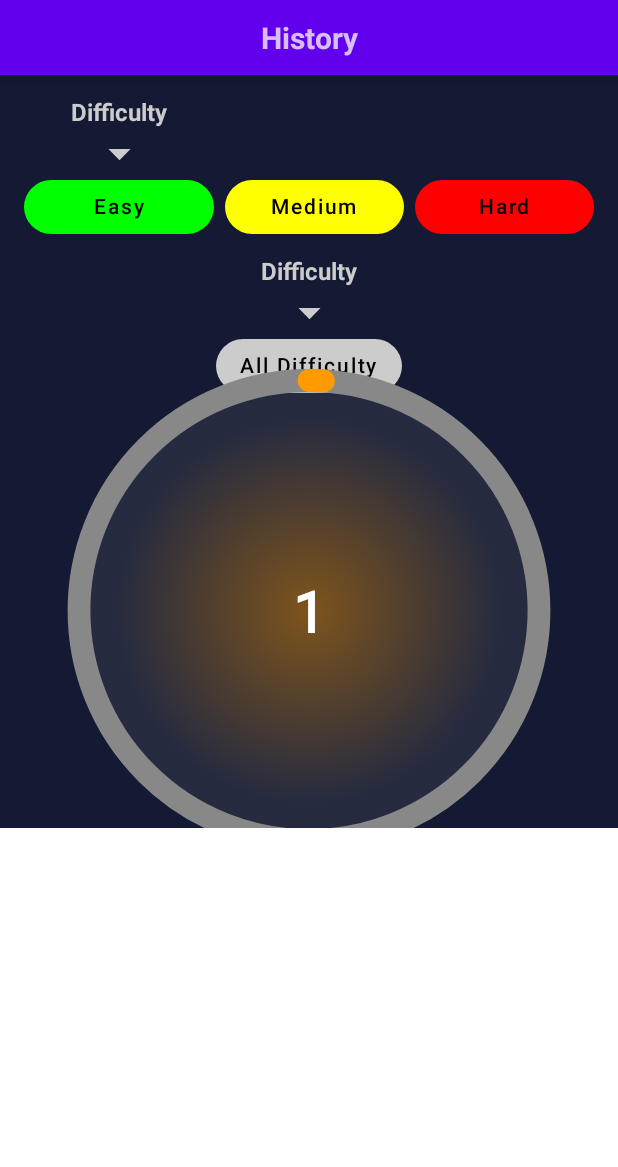
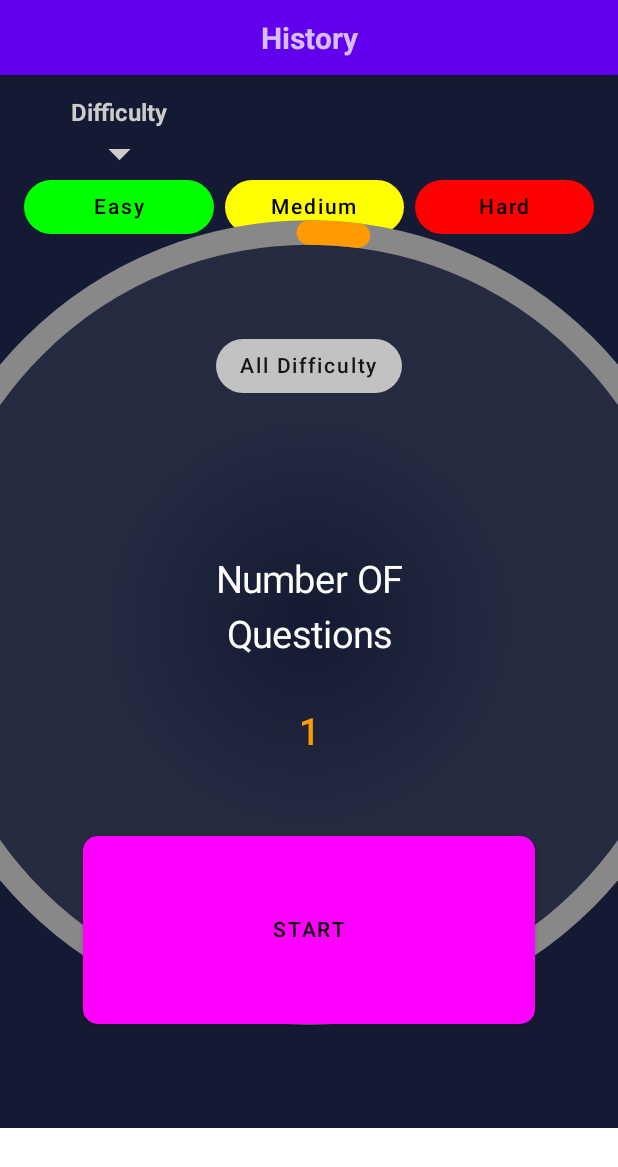
Before and after one commit to XIIIXIIXIXI/QuizApp, an Android app built with Jetpack Compose: the @Preview function SelectedCategoryScreenPreview, on a phone screen of 412 x 824 dp. Shown: the top 1167 px of the screen. Run offline under Robolectric (Android 15) with nearby library versions, the phone set to English and light mode, and no system bars; libraries missing offline, so code that uses them is left out: com.ramcosta.composedestinations.

```diff
--- a/app/build.gradle
+++ b/app/build.gradle
@@ -46,6 +46,7 @@ android {
             excludes += '/META-INF/{AL2.0,LGPL2.1}'
         }
     }
+    namespace 'com.example.quizapp'
     applicationVariants.all { variant ->
         kotlin.sourceSets {
             getByName(variant.name) {
--- a/app/src/main/AndroidManifest.xml
+++ b/app/src/main/AndroidManifest.xml
@@ -1,7 +1,6 @@
 <?xml version="1.0" encoding="utf-8"?>
 <manifest xmlns:android="http://schemas.android.com/apk/res/android"
-    xmlns:tools="http://schemas.android.com/tools"
-    package="com.example.quizapp">
+    xmlns:tools="http://schemas.android.com/tools">
 
     <uses-permission android:name="android.permission.INTERNET" />
 
--- a/app/src/main/java/com/example/quizapp/presentation/TestScreenApi.kt
+++ b/app/src/main/java/com/example/quizapp/presentation/TestScreenApi.kt
@@ -11,7 +11,6 @@ import androidx.compose.ui.text.style.TextAlign
 import androidx.compose.ui.unit.dp
 import androidx.compose.ui.unit.sp
 import androidx.hilt.navigation.compose.hiltViewModel
-import com.example.quizapp.domain.model.testData
 import com.ramcosta.composedestinations.annotation.Destination
 import com.ramcosta.composedestinations.navigation.DestinationsNavigator
 
--- a/app/src/main/java/com/example/quizapp/presentation/categoryScreens/ChooseCategoryScreen.kt
+++ b/app/src/main/java/com/example/quizapp/presentation/categoryScreens/ChooseCategoryScreen.kt
@@ -1,6 +1,5 @@
 package com.example.quizapp.presentation.categoryScreens
 
-import androidx.compose.foundation.background
 import androidx.compose.foundation.layout.*
 import androidx.compose.foundation.lazy.LazyColumn
 import androidx.compose.material.MaterialTheme
@@ -8,18 +7,13 @@ import androidx.compose.material.Surface
 import androidx.compose.runtime.Composable
 import androidx.compose.ui.Alignment
 import androidx.compose.ui.Modifier
-import androidx.compose.ui.graphics.Color
 import androidx.compose.ui.tooling.preview.Preview
 import androidx.compose.ui.unit.dp
-import com.example.quizapp.domain.model.CategoryData
 import com.example.quizapp.presentation.composables.TopAppBar
 import com.ramcosta.composedestinations.annotation.Destination
 import com.example.quizapp.domain.model.categories
-import com.example.quizapp.presentation.NavGraphs
 import com.example.quizapp.ui.theme.QuizAppTheme
 import com.example.quizapp.ui.theme.TopBarExpendedHeight
-import com.ramcosta.composedestinations.DestinationsNavHost
-import com.ramcosta.composedestinations.navigation.DestinationsNavigator
 
 /*TODO
 TODO - BottomNavigation
--- a/app/src/main/java/com/example/quizapp/presentation/categoryScreens/CircularDragger.kt
+++ b/app/src/main/java/com/example/quizapp/presentation/categoryScreens/CircularDragger.kt
@@ -4,10 +4,9 @@ import android.graphics.Paint
 import androidx.compose.foundation.Canvas
 import androidx.compose.foundation.background
 import androidx.compose.foundation.gestures.detectDragGestures
-import androidx.compose.foundation.layout.Box
-import androidx.compose.foundation.layout.fillMaxSize
-import androidx.compose.foundation.layout.size
+import androidx.compose.foundation.layout.*
 import androidx.compose.runtime.*
+import androidx.compose.ui.Alignment
 import androidx.compose.ui.Modifier
 import androidx.compose.ui.geometry.Offset
 import androidx.compose.ui.geometry.Size
@@ -27,12 +26,12 @@ fun CircularDragger(
     modifier: Modifier = Modifier,
     initialValue:Int,
     minValue:Int = 1,
-    maxValue:Int = 100,
+    maxValue:Int = 50,
     colorOne: Color,
     colorTwo: Color,
     circleRadius:Float,
     onChange:(Int)->Unit
-    ){
+    ) {
     var position by remember {
         mutableStateOf(initialValue)
     }
@@ -52,11 +51,11 @@ fun CircularDragger(
 
     Box(
         modifier = Modifier
-    ){
+    ) {
         Canvas(
             modifier = Modifier.pointerInput(true) {
                 detectDragGestures(
-                    onDragStart = {offset ->
+                    onDragStart = { offset ->
                         startAngle = -atan2(
                             x = circleCenter.y - offset.y,
                             y = circleCenter.x - offset.x
@@ -65,21 +64,24 @@ fun CircularDragger(
                         //we get tha position from -180 to 180 we want it to 360 degrees
                         startAngle = startAngle.mod(360f)
                     },
-                    onDrag = {change, _ ->
+                    onDrag = { change, _ ->
                         var touchAngle = -atan2(
                             x = circleCenter.y - change.position.y,
                             y = circleCenter.x - change.position.x
                         ) * (180 / PI).toFloat()
                         touchAngle = touchAngle.mod(360f)
                         //current angle
-                        changeAngle = touchAngle - oldPosition*360f/(maxValue-minValue)
+                        changeAngle = touchAngle - oldPosition * 360f / (maxValue - minValue)
 
                         //so the user can only drag from the position where it is.
-                        val lowerThreshold = oldPosition * 360f/(maxValue-minValue)  - (360f /(maxValue-minValue) *5)
-                        val higherThreshold = oldPosition * 360f/(maxValue-minValue)  + (360f /(maxValue-minValue) *5)
+                        val lowerThreshold =
+                            oldPosition * 360f / (maxValue - minValue) - (360f / (maxValue - minValue) * 5)
+                        val higherThreshold =
+                            oldPosition * 360f / (maxValue - minValue) + (360f / (maxValue - minValue) * 5)
 
-                        if(startAngle in lowerThreshold .. higherThreshold){
-                            position = (oldPosition + (changeAngle/(360f/(maxValue-minValue))).roundToInt())
+                        if (startAngle in lowerThreshold..higherThreshold) {
+                            position =
+                                (oldPosition + (changeAngle / (360f / (maxValue - minValue))).roundToInt())
 
                         }
 
@@ -90,18 +92,17 @@ fun CircularDragger(
                     }
                 )
             }
-
                 .fillMaxSize()
-                ){
+        ) {
             val height = size.height
             val width = size.width
-                circleCenter = Offset(y = height/2f, x = width/2f)
+            circleCenter = Offset(y = height / 2f, x = width / 2f)
             val thickness = width / 25f
 
             drawCircle(
                 brush = Brush.radialGradient(
                     listOf(
-                            colorOne.copy(0.45f),
+                        colorOne.copy(0.0f),
                         colorTwo.copy(0.15f)
                     )
                 ),
@@ -122,30 +123,53 @@ fun CircularDragger(
                     cap = StrokeCap.Round,
                     width = thickness
                 ),
-                    sweepAngle = (360f/maxValue) * position.toFloat(),
+                sweepAngle = (360f / maxValue) * position.toFloat(),
                 startAngle = 270f,
                 color = colorOne,
                 size = Size(
                     height = circleRadius * 2f,
-                        width = circleRadius *2f,
+                    width = circleRadius * 2f,
                 ),
                 useCenter = false,
                 topLeft = Offset(
-                        (width - circleRadius *2f)/2f,
-                        (height - circleRadius *2f)/2f
+                    (width - circleRadius * 2f) / 2f,
+                    (height - circleRadius * 2f) / 2f
                 )
             )
 
             drawContext.canvas.nativeCanvas.apply {
                 drawIntoCanvas {
                     drawText(
+                        "Number OF",
+                        circleCenter.x,
+                        circleCenter.y - 60.dp.toPx() / 3,
+                        Paint().apply {
+                            textSize = 25.sp.toPx()
+                            textAlign = Paint.Align.CENTER
+                            color = Color.White.toArgb()
+                            isFakeBoldText = false
+                        }
+                    )
+                    drawIntoCanvas {
+                        drawText(
+                            "Questions",
+                            circleCenter.x,
+                            circleCenter.y + 50.dp.toPx() / 3,
+                            Paint().apply {
+                                textSize = 25.sp.toPx()
+                                textAlign = Paint.Align.CENTER
+                                color = Color.White.toArgb()
+                                isFakeBoldText = false
+                            }
+                        )
+                        drawText(
                             "$position",
                             circleCenter.x,
-                            circleCenter.y +45.dp.toPx()/3f,
+                            circleCenter.y + 245.dp.toPx() / 3f,
                             Paint().apply {
-                                textSize = 38.sp.toPx()
+                                textSize = 24.sp.toPx()
                                 textAlign = Paint.Align.CENTER
-                                color = Color.White.toArgb()
+                                color = colorOne.toArgb()
                                 isFakeBoldText = true
                             }
                         )
@@ -155,10 +179,28 @@ fun CircularDragger(
             }
         }
     }
+}
 
 
     @Preview(showBackground = true)
     @Composable
-fun CircularDraggerPreview(){
-    CircularDragger(modifier = Modifier.size(250.dp).background(Color.Gray), initialValue = 67, colorOne = ColorHistory, colorTwo = Color.Gray, circleRadius = 230f, onChange = {})
+    fun CircularDraggerPreview() {
+        Box(
+            modifier = Modifier
+                .fillMaxWidth()
+                .height(290.dp)
+                .padding(top = 16.dp,),
+            contentAlignment = Alignment.Center
+        ) {
+            CircularDragger(
+                modifier = Modifier.size(250.dp)
+                    .background(Color.Gray),
+                initialValue = 1,
+                colorOne = ColorHistory,
+                colorTwo = Color.Gray,
+                circleRadius = 390f,
+                onChange = { position ->
+                    //do something with this
+                })
         }
+    }
--- a/app/src/main/java/com/example/quizapp/presentation/categoryScreens/SelectedCategoryScreen.kt
+++ b/app/src/main/java/com/example/quizapp/presentation/categoryScreens/SelectedCategoryScreen.kt
@@ -3,26 +3,18 @@ package com.example.quizapp.presentation.categoryScreens
 import androidx.compose.foundation.background
 import androidx.compose.foundation.layout.*
 import androidx.compose.foundation.lazy.LazyColumn
-import androidx.compose.foundation.shape.CornerBasedShape
 import androidx.compose.foundation.shape.RoundedCornerShape
 import androidx.compose.material.*
 import androidx.compose.material.MaterialTheme.colors
-import androidx.compose.material.SnackbarDefaults.backgroundColor
-import androidx.compose.material.icons.Icons
-import androidx.compose.material.icons.filled.ArrowDropDown
 import androidx.compose.runtime.Composable
-import androidx.compose.runtime.remember
 import androidx.compose.ui.Alignment
 import androidx.compose.ui.Modifier
-import androidx.compose.ui.draw.clip
 import androidx.compose.ui.graphics.Color
-import androidx.compose.ui.graphics.vector.ImageVector
 import androidx.compose.ui.tooling.preview.Preview
 import androidx.compose.ui.unit.dp
 import com.example.quizapp.presentation.composables.TopAppBar
 import com.example.quizapp.ui.theme.ColorHistory
 import com.example.quizapp.ui.theme.QuizAppTheme
-import com.example.quizapp.ui.theme.Shapes
 import com.example.quizapp.ui.theme.TopBarExpendedHeight
 import com.ramcosta.composedestinations.annotation.Destination
 
@@ -37,7 +29,33 @@ fun SelectedCategoryScreen(
             item{
                 ChooseDifficultyHeader()
                 CircularProcess()
+                PlayButton()
             }
+        }
+    }
+}
+
+@Composable
+fun PlayButton() {
+    Box(
+        modifier = Modifier
+            .fillMaxWidth()
+            .height(200.dp)
+            .padding(horizontal = 55.dp, vertical = 5.dp)
+    ){
+        Button(
+            onClick = {/* TODO */ },
+            shape = RoundedCornerShape(10.dp),
+            modifier = Modifier
+                .fillMaxWidth()
+                .height(125.dp)
+               // .padding(20.dp )
+            ,
+            colors = ButtonDefaults.buttonColors(
+                backgroundColor = Color.Magenta, contentColor = Color.Black
+            )
+        ) {
+            Text("START")
         }
     }
 }
@@ -48,17 +66,18 @@ fun CircularProcess() {
         modifier = Modifier
             .fillMaxWidth()
             .height(290.dp)
-            .padding( 16.dp)
+            .padding(top = 16.dp,)
             ,
         contentAlignment = Alignment.Center
     ){
         CircularDragger(
-            modifier = Modifier.size(250.dp)
+            modifier = Modifier
+                .size(250.dp)
                 .background(Color.Gray),
             initialValue = 1,
             colorOne = ColorHistory,
             colorTwo = Color.Gray,
-            circleRadius = 230f,
+            circleRadius = 390f,
             onChange = {position ->
                 //do something with this
             })
@@ -85,7 +104,7 @@ fun ChooseDifficultyHeader() {
             .fillMaxWidth()
             .height(90.dp)
     ){
-        SelectedCategoryDifficulty(modifier = Modifier, selected = true, difficulty = "All Difficulty", color = Color.LightGray)
+        SelectedCategoryDifficulty(modifier = Modifier, selected = false, difficulty = "All Difficulty", color = Color.LightGray)
     }
 }
 
@@ -94,7 +113,7 @@ fun ChooseDifficultyHeader() {
 fun SelectedCategoryScreenPreview() {
     QuizAppTheme {
         Surface(
-            color = colors.background
+            color = colors.background,
         ) {
             SelectedCategoryScreen(category = "History")
         }
--- a/app/src/main/java/com/example/quizapp/ui/theme/Color.kt
+++ b/app/src/main/java/com/example/quizapp/ui/theme/Color.kt
@@ -7,9 +7,13 @@ val Purple500 = Color(0xFF6200EE)
 val Purple700 = Color(0xFF3700B3)
 val Teal200 = Color(0xFF03DAC5)
 val DarkBackground = Color(0xFF141a33)
+
 val ColorHistory = Color(0xFFFF9B00)
 val ColorEntertainmentVideogames = Color(0xFF124B03)
 val ColorGeography = Color(0xFF0040FF)
 val ColorArt = Color(0xFFFF0000)
 val ColorScienceNature = Color(0xFF41F300)
 val ColorSports = Color(0xFF00CFF3)
+
+
+val SecondaryGameScreen = Color(0xFF434961)
--- a/build.gradle
+++ b/build.gradle
@@ -7,8 +7,8 @@ buildscript {
     }
 }// Top-level build file where you can add configuration options common to all sub-projects/modules.
 plugins {
-    id 'com.android.application' version '7.2.0' apply false
-    id 'com.android.library' version '7.2.0' apply false
+    id 'com.android.application' version '7.3.1' apply false
+    id 'com.android.library' version '7.3.1' apply false
     id 'org.jetbrains.kotlin.android' version '1.6.10' apply false
 }
 
```
Also changed, not shown: app/src/main/java/com/example/quizapp/domain/model/QuestionData.kt (+17 -15 lines), app/src/main/java/com/example/quizapp/presentation/gameScreens/GameScreen.kt (added, +99 -0 lines), gradle/wrapper/gradle-wrapper.properties. Lines whose indentation alone changed are shown as unchanged.
